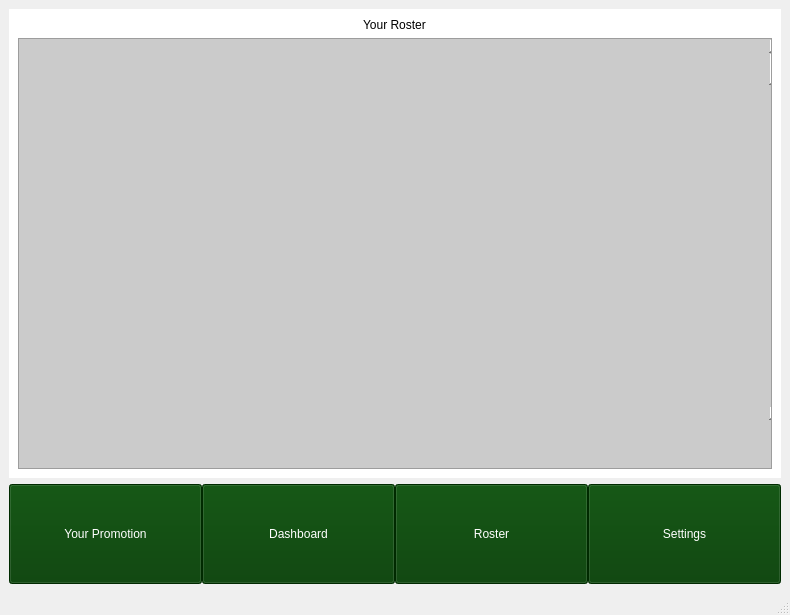
This is mainwindow.ui in paultrent714/wrestling-booking-sim as Qt 5 draws it before an edit. The edited form follows.
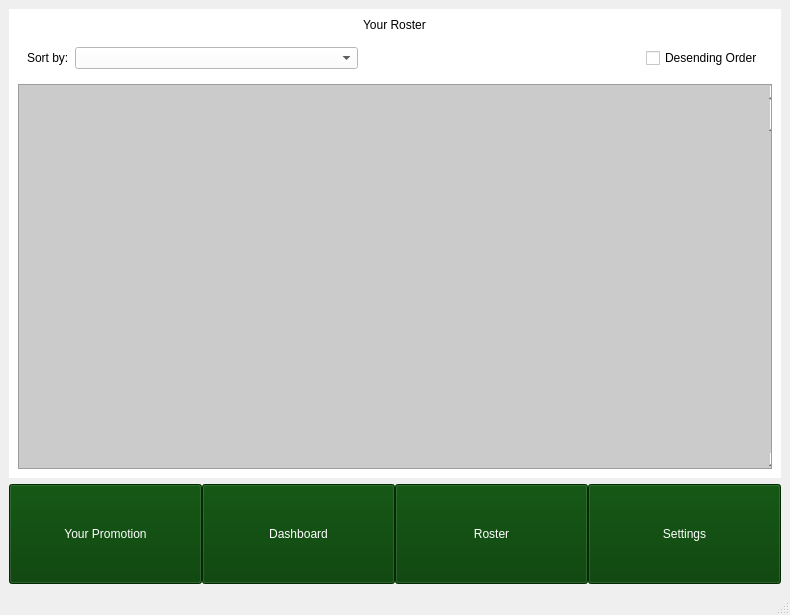
This is the edited form. The open tabs and pages were chosen to show the change. Icons and pictures are not drawn.

```diff
--- a/mainwindow.ui
+++ b/mainwindow.ui
@@ -784,6 +784,61 @@
           </property>
          </widget>
         </item>
+        <item>
+         <widget class="QWidget" name="widget_2" native="true">
+          <property name="sizePolicy">
+           <sizepolicy hsizetype="Expanding" vsizetype="Preferred">
+            <horstretch>0</horstretch>
+            <verstretch>0</verstretch>
+           </sizepolicy>
+          </property>
+          <layout class="QHBoxLayout" name="horizontalLayout_12">
+           <item>
+            <widget class="QLabel" name="sortByLabel">
+             <property name="styleSheet">
+              <string notr="true">color: rgb(0, 0, 0);</string>
+             </property>
+             <property name="text">
+              <string>Sort by:</string>
+             </property>
+            </widget>
+           </item>
+           <item>
+            <widget class="QComboBox" name="sortByAttributesCB">
+             <property name="sizePolicy">
+              <sizepolicy hsizetype="Expanding" vsizetype="Fixed">
+               <horstretch>0</horstretch>
+               <verstretch>0</verstretch>
+              </sizepolicy>
+             </property>
+            </widget>
+           </item>
+           <item>
+            <spacer name="horizontalSpacer_10">
+             <property name="orientation">
+              <enum>Qt::Orientation::Horizontal</enum>
+             </property>
+             <property name="sizeHint" stdset="0">
+              <size>
+               <width>40</width>
+               <height>20</height>
+              </size>
+             </property>
+            </spacer>
+           </item>
+           <item>
+            <widget class="QCheckBox" name="RosterDescendingSort">
+             <property name="styleSheet">
+              <string notr="true">color: rgb(0, 0, 0);</string>
+             </property>
+             <property name="text">
+              <string>Desending Order</string>
+             </property>
+            </widget>
+           </item>
+          </layout>
+         </widget>
+        </item>
         <item>
          <widget class="QScrollArea" name="scrollArea">
           <property name="styleSheet">
@@ -797,8 +852,8 @@
             <rect>
              <x>0</x>
              <y>0</y>
-             <width>66</width>
-             <height>16</height>
+             <width>752</width>
+             <height>340</height>
             </rect>
            </property>
            <widget class="QScrollBar" name="verticalScrollBar">
```
Left out of the diff: 122 changed lines with no effect on the pictures.
